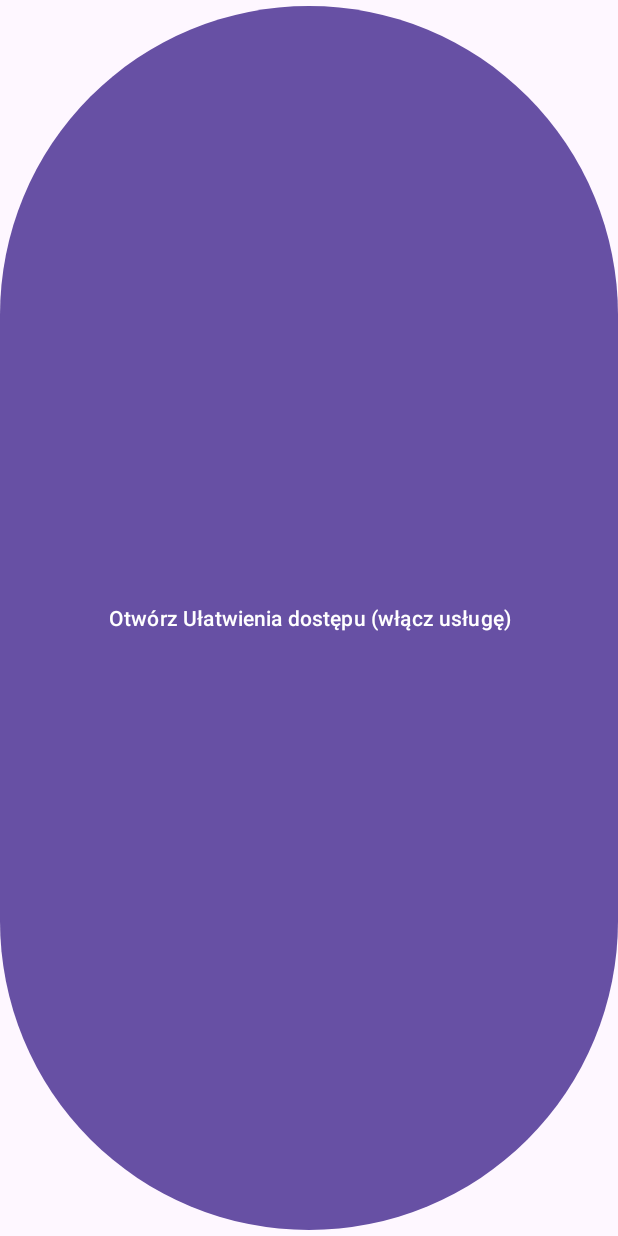
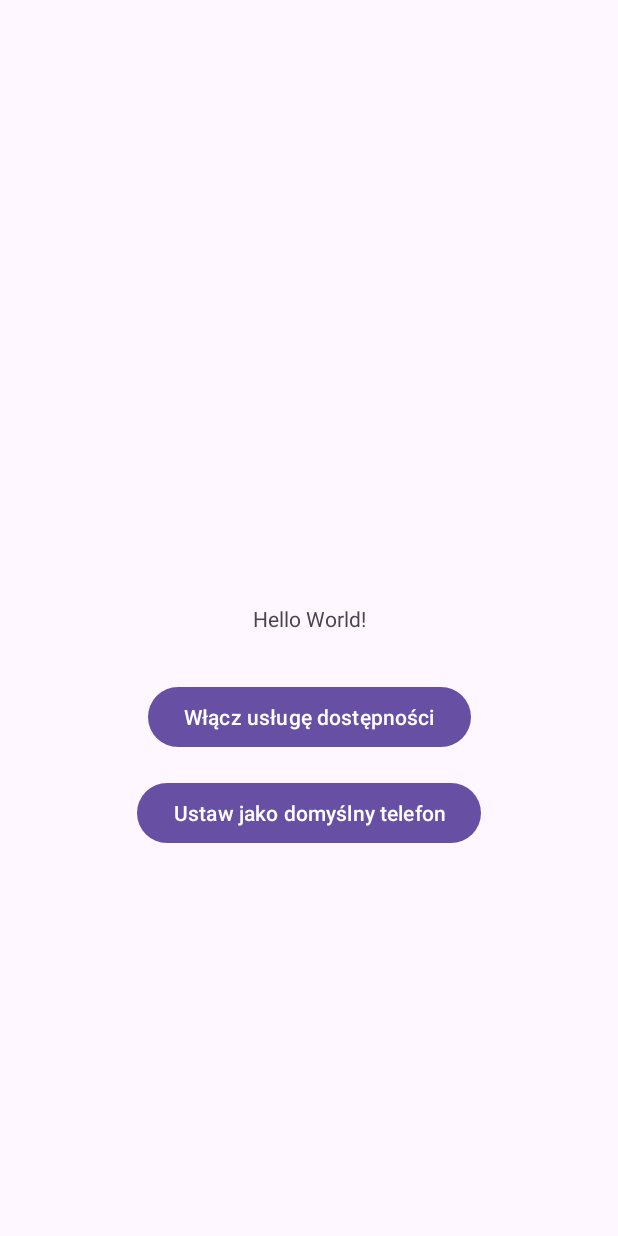
Before and after one commit to kgoAkond/blinder3, an Android app: the screen it shows after launch (MainActivity), on a phone screen of 412 x 824 dp. Run offline under Robolectric (Android 15) with nearby library versions, the phone set to English and light mode, and no system bars.

Commit message:
DIALER works

```diff
--- a/app/src/main/java/com/example/blind3/MainActivity.java
+++ b/app/src/main/java/com/example/blind3/MainActivity.java
@@ -1,44 +1,107 @@
 package com.example.blind3;
 
+import android.Manifest;
+import android.app.role.RoleManager;
 import android.content.Intent;
+import android.content.pm.PackageManager;
 import android.os.Build;
 import android.os.Bundle;
 import android.provider.Settings;
 import android.speech.tts.TextToSpeech;
+import android.widget.Button;
+import android.widget.Toast;
 
+import androidx.activity.result.ActivityResultLauncher;
+import androidx.activity.result.contract.ActivityResultContracts;
 import androidx.appcompat.app.AppCompatActivity;
 import androidx.appcompat.widget.LinearLayoutCompat;
+import androidx.core.app.ActivityCompat;
+import androidx.core.content.ContextCompat;
 
 import com.google.android.material.button.MaterialButton;
 
 import java.time.LocalTime;
 import java.time.format.DateTimeFormatter;
+import java.util.ArrayList;
+import java.util.List;
 import java.util.Locale;
 
-public class MainActivity extends AppCompatActivity implements TextToSpeech.OnInitListener {
+public class MainActivity extends AppCompatActivity {
+
+    private static final int PERMISSIONS_REQUEST_CODE = 101;
+    private ActivityResultLauncher<Intent> roleLauncher;
 
     @Override
     protected void onCreate(Bundle savedInstanceState) {
         super.onCreate(savedInstanceState);
+        // Ustaw widok z pliku XML, który zawiera oba przyciski
+        setContentView(R.layout.activity_main);
 
-        MaterialButton openBtn = new MaterialButton(this);
-        openBtn.setText(getString(R.string.btn_open_a11y));
-        openBtn.setOnClickListener(v ->
+        // Znajdź przyciski w layoucie za pomocą ich ID
+        Button btnEnableAccessibility = findViewById(R.id.btnEnableAccessibility);
+        Button btnSetDefaultDialer = findViewById(R.id.btnSetDefaultDialer);
+
+        // Ustaw listener dla przycisku "Włącz usługę dostępności"
+        btnEnableAccessibility.setOnClickListener(v ->
                 startActivity(new Intent(Settings.ACTION_ACCESSIBILITY_SETTINGS))
         );
-        setContentView(openBtn);
 
-        LinearLayoutCompat.LayoutParams lp = new LinearLayoutCompat.LayoutParams(
-                LinearLayoutCompat.LayoutParams.MATCH_PARENT,
-                LinearLayoutCompat.LayoutParams.WRAP_CONTENT
-        );
-        lp.topMargin = 200;
+        // Inicjalizacja launchera do obsługi wyniku prośby o rolę dialera
+        roleLauncher = registerForActivityResult(new ActivityResultContracts.StartActivityForResult(), result -> {
+            if (result.getResultCode() == RESULT_OK) {
+                Toast.makeText(this, "Aplikacja ustawiona jako domyślny telefon.", Toast.LENGTH_SHORT).show();
+            } else {
+                Toast.makeText(this, "Nie udało się ustawić aplikacji jako domyślnej.", Toast.LENGTH_SHORT).show();
+            }
+        });
 
+        // Ustaw listener dla przycisku "Ustaw jako domyślny telefon"
+        btnSetDefaultDialer.setOnClickListener(v -> requestRoleDialer());
+        // Sprawdź i poproś o niezbędne uprawnienia
+        checkAndRequestPermissions();
     }
 
-    @Override
-    public void onInit(int status) {
+    private void checkAndRequestPermissions() {
+        // Lista uprawnień do sprawdzenia
+        String[] permissions = new String[]{
+                Manifest.permission.READ_CONTACTS,
+                Manifest.permission.READ_PHONE_STATE,
+                Manifest.permission.CALL_PHONE // Dodane dla spójności
+        };
+
+        List<String> listPermissionsNeeded = new ArrayList<>();
+        for (String p : permissions) {
+            if (ContextCompat.checkSelfPermission(this, p) != PackageManager.PERMISSION_GRANTED) {
+                listPermissionsNeeded.add(p);
+            }
+        }
+
+        // Jeśli są potrzebne jakieś uprawnienia, poproś o nie
+        if (!listPermissionsNeeded.isEmpty()) {
+            ActivityCompat.requestPermissions(this,
+                    listPermissionsNeeded.toArray(new String[0]),
+                    PERMISSIONS_REQUEST_CODE);
+        }
     }
+    private void requestRoleDialer() {
+        if (Build.VERSION.SDK_INT >= Build.VERSION_CODES.Q) {
+            RoleManager roleManager = (RoleManager) getSystemService(ROLE_SERVICE);
+            if (roleManager.isRoleAvailable(RoleManager.ROLE_DIALER)) {
+                if (!roleManager.isRoleHeld(RoleManager.ROLE_DIALER)) {
+                    Intent intent = roleManager.createRequestRoleIntent(RoleManager.ROLE_DIALER);
+                    roleLauncher.launch(intent);
+                } else {
+                    Toast.makeText(this, "Aplikacja jest już domyślnym telefonem.", Toast.LENGTH_SHORT).show();
+                }
+            }
+        } else {
+            // Dla starszych wersji Androida, przenieś do ustawień
+            Intent intent = new Intent(Settings.ACTION_MANAGE_DEFAULT_APPS_SETTINGS);
+            startActivity(intent);
+            Toast.makeText(this, "Wybierz tę aplikację jako domyślną aplikację 'Telefon'", Toast.LENGTH_LONG).show();
+        }
+    }
+
 
     @Override
     protected void onDestroy() {
--- a/app/src/main/res/layout/activity_main.xml
+++ b/app/src/main/res/layout/activity_main.xml
@@ -8,6 +8,7 @@
     tools:context=".MainActivity">
 
     <TextView
+        android:id="@+id/textView"
         android:layout_width="wrap_content"
         android:layout_height="wrap_content"
         android:text="Hello World!"
@@ -16,4 +17,25 @@
         app:layout_constraintStart_toStartOf="parent"
         app:layout_constraintTop_toTopOf="parent" />
 
+    <Button
+        android:id="@+id/btnEnableAccessibility"
+        android:layout_width="wrap_content"
+        android:layout_height="wrap_content"
+        android:layout_marginTop="32dp"
+        android:text="Włącz usługę dostępności"
+        app:layout_constraintBottom_toTopOf="@id/btnSetDefaultDialer"
+        app:layout_constraintEnd_toEndOf="parent"
+        app:layout_constraintStart_toStartOf="parent"
+        app:layout_constraintTop_toBottomOf="@id/textView" />
+
+    <Button
+        android:id="@+id/btnSetDefaultDialer"
+        android:layout_width="wrap_content"
+        android:layout_height="wrap_content"
+        android:text="Ustaw jako domyślny telefon"
+        app:layout_constraintTop_toBottomOf="@id/btnEnableAccessibility"
+        app:layout_constraintStart_toStartOf="parent"
+        app:layout_constraintEnd_toEndOf="parent"
+        android:layout_marginTop="16dp" />
+
 </androidx.constraintlayout.widget.ConstraintLayout>
```
Also changed, not shown: app/src/main/AndroidManifest.xml (+57 -3 lines), app/src/main/java/com/example/blind3/CallStateReceiver.java (added, +69 -0 lines), app/src/main/java/com/example/blind3/MyInCallService.java (added, +102 -0 lines), app/src/main/java/com/example/blind3/SimpleAnswerActivity.java (added, +59 -0 lines), app/src/main/java/com/example/blind3/TimeSpeakerService.java (+49 -0 lines), app/src/main/res/layout/activity_simple_answer.xml (added, +25 -0 lines).
